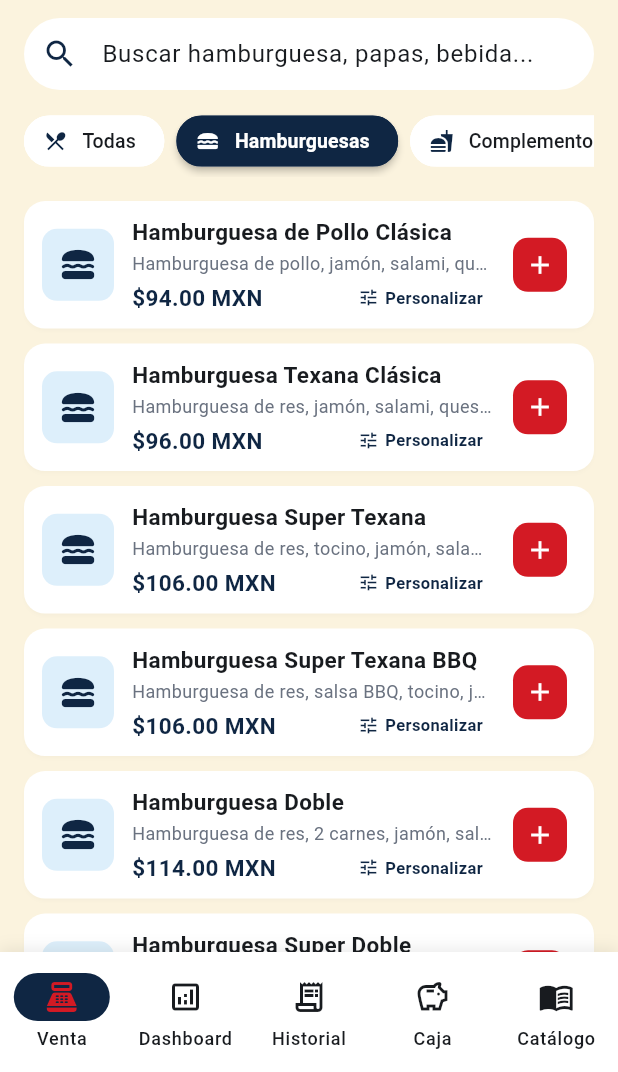
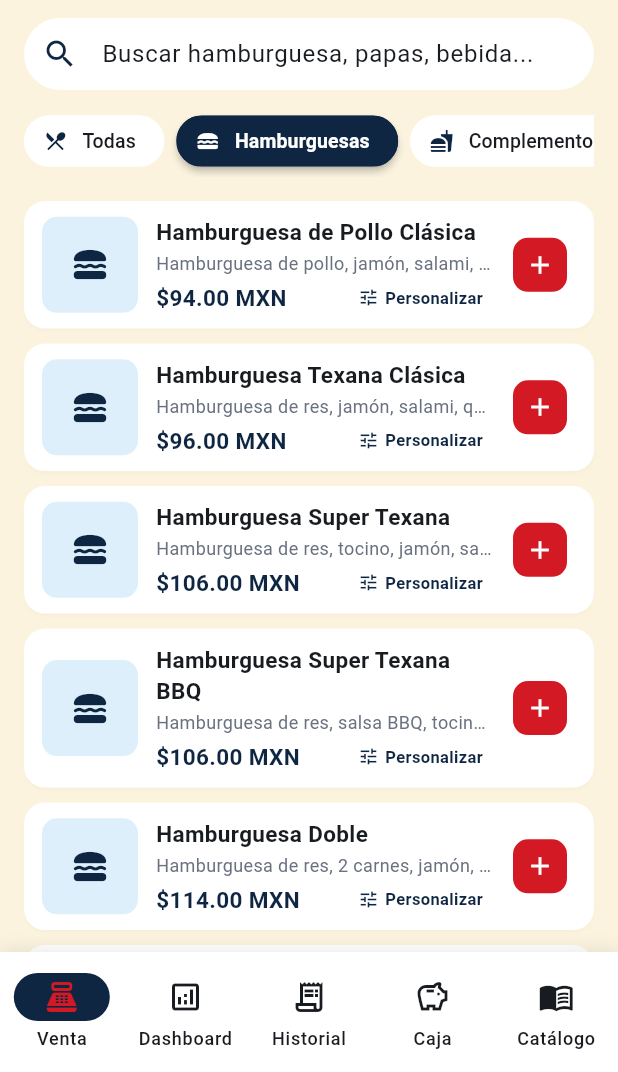
Before and after one commit to AdR404/TexasBurger, a Flutter app: the screen it shows after launch, after a tap on "Hamburguesas", on a phone screen of 412 x 824 dp, the part 164-1236 px from its top. Run offline on Flutter 3.47's test engine with Material 3 defaults, Android fonts, the phone set to English and light mode, and no system bars; our stand-ins replace fl_chart, shared_preferences, supabase_flutter; accounts and stored records are empty.

```diff
--- a/lib/models/producto.dart
+++ b/lib/models/producto.dart
@@ -10,6 +10,7 @@ class Producto {
   final String? promoNote;
   final bool isAvailable;
   final List<ProductoExtra> availableExtras;
+  final String? imagePath;
 
   Producto({
     required this.id,
@@ -21,6 +22,7 @@ class Producto {
     this.promoNote,
     this.isAvailable = true,
     this.availableExtras = const [],
+    this.imagePath,
   });
 
   Map<String, dynamic> toJson() => {
@@ -33,6 +35,7 @@ class Producto {
     'promoNote': promoNote,
     'isAvailable': isAvailable,
     'availableExtras': availableExtras.map((e) => e.toJson()).toList(),
+    'imagePath': imagePath,
   };
 
   factory Producto.fromJson(Map<String, dynamic> json) => Producto(
@@ -48,6 +51,7 @@ class Producto {
             ?.map((e) => ProductoExtra.fromJson(e as Map<String, dynamic>))
             .toList() ??
         const [],
+    imagePath: json['imagePath'] as String?,
   );
 
   Producto copyWith({
@@ -60,6 +64,7 @@ class Producto {
     String? promoNote,
     bool? isAvailable,
     List<ProductoExtra>? availableExtras,
+    String? imagePath,
   }) => Producto(
     id: id ?? this.id,
     name: name ?? this.name,
@@ -70,5 +75,6 @@ class Producto {
     promoNote: promoNote ?? this.promoNote,
     isAvailable: isAvailable ?? this.isAvailable,
     availableExtras: availableExtras ?? this.availableExtras,
+    imagePath: imagePath ?? this.imagePath,
   );
 }
--- a/lib/screens/quick_sale_screen.dart
+++ b/lib/screens/quick_sale_screen.dart
@@ -296,17 +296,30 @@ class _QuickSaleScreenState extends State<QuickSaleScreen> {
                             crossAxisAlignment: CrossAxisAlignment.center,
                             children: [
                               Container(
-                                width: 48,
-                                height: 48,
+                                width: 64,
+                                height: 64,
                                 decoration: BoxDecoration(
                                   color: const Color(0xFFDDEFFB),
                                   borderRadius: BorderRadius.circular(10),
                                 ),
-                                child: Icon(
-                                  icon,
-                                  color: product.isPromo ? AppTheme.primaryRed : AppTheme.navyBlue,
-                                  size: 26,
-                                ),
+                                child: product.imagePath != null
+                                    ? ClipRRect(
+                                        borderRadius: BorderRadius.circular(10),
+                                        child: Image.asset(
+                                          product.imagePath!,
+                                          fit: BoxFit.cover,
+                                          errorBuilder: (context, error, stackTrace) => Icon(
+                                            icon,
+                                            color: product.isPromo ? AppTheme.primaryRed : AppTheme.navyBlue,
+                                            size: 26,
+                                          ),
+                                        ),
+                                      )
+                                    : Icon(
+                                        icon,
+                                        color: product.isPromo ? AppTheme.primaryRed : AppTheme.navyBlue,
+                                        size: 26,
+                                      ),
                               ),
                               const SizedBox(width: 12),
                               Expanded(
--- a/lib/services/bootstrap_service.dart
+++ b/lib/services/bootstrap_service.dart
@@ -35,6 +35,7 @@ class BootstrapService {
         isPromo: true,
         promoNote: 'Válido martes o promo especial',
         availableExtras: burgerExtras,
+        imagePath: 'assets/images/combos/promo_martes.png',
       ),
       Producto(
         id: 'combo_pollo_especial',
@@ -45,6 +46,7 @@ class BootstrapService {
         isPromo: true,
         promoNote: 'Combo con papas y refresco',
         availableExtras: burgerExtras,
+        imagePath: 'assets/images/combos/combo_pollo_especial.png',
       ),
 
       // HAMBURGUESAS
--- a/lib/services/product_service.dart
+++ b/lib/services/product_service.dart
@@ -42,6 +42,12 @@ class ProductService extends ChangeNotifier {
           } else if (_products[index].availableExtras.isEmpty && def.availableExtras.isNotEmpty) {
             // Update available extras if previously empty
             _products[index] = _products[index].copyWith(availableExtras: def.availableExtras);
+            addedNew = true;
+          }
+          // Agrega la ruta de imagen a productos ya guardados que aún no la tienen
+          final idx = _products.indexWhere((p) => p.id == def.id);
+          if (idx != -1 && _products[idx].imagePath == null && def.imagePath != null) {
+            _products[idx] = _products[idx].copyWith(imagePath: def.imagePath);
             addedNew = true;
           }
         }
```
Also changed, not shown: assets/images/combo_pollo_especial.png (added), assets/images/promo_martes.png (added).
